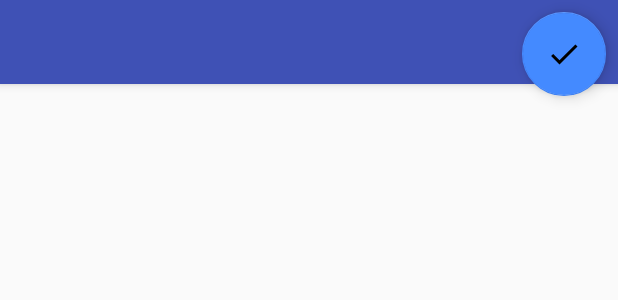
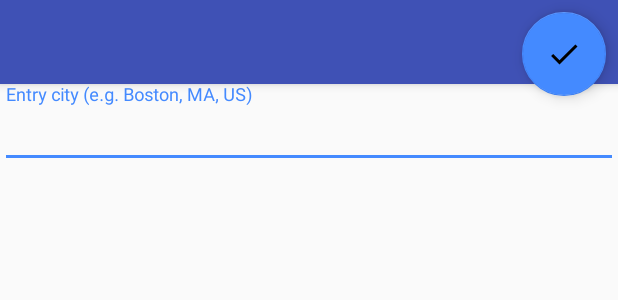
Before and after one commit to FishProgram/WeatherViewer, an Android app: the layout activity_main.xml on its own in the app's theme, with its tools: preview values and no code run, on a phone screen of 412 x 824 dp. Shown: the top 300 px of the screen. Run offline under Robolectric (Android 15) with nearby library versions, the light colour scheme and no system bars.

Commit message:
1.0 version

```diff
--- a/app/src/main/java/com/example/kirill/weatherviewer/Weather.java
+++ b/app/src/main/java/com/example/kirill/weatherviewer/Weather.java
@@ -23,8 +23,8 @@ public class Weather {
         numberFormat.setMaximumFractionDigits(0);
 
         this.dayOfWeek = convertTimeStampToDay(timeStamp);
-        this.minTemp = numberFormat.format(minTemp) + "\u00B0F";
-        this.maxTemp = numberFormat.format(maxTemp) + "\u00B0F";
+        this.minTemp = numberFormat.format(minTemp - 273) + "\u00B0C";
+        this.maxTemp = numberFormat.format(maxTemp -273) + "\u00B0C";
         this.humidity = NumberFormat.getPercentInstance().format(humidity / 100.0);
         this.description = description;
         this.iconUrl = "http://openweathermap.org/img/w/" + iconName + ".png";
--- a/app/src/main/res/layout/content_main.xml
+++ b/app/src/main/res/layout/content_main.xml
@@ -1,22 +1,33 @@
 <?xml version="1.0" encoding="utf-8"?>
-<LinearLayout xmlns:android="http://schemas.android.com/apk/res/android"
-    android:orientation="vertical" android:layout_width="match_parent"
-    android:layout_height="match_parent">
+<LinearLayout
+    xmlns:android="http://schemas.android.com/apk/res/android"
+    xmlns:tools="http://schemas.android.com/tools"
+    xmlns:app="http://schemas.android.com/apk/res-auto"
+    android:layout_width="match_parent"
+    android:layout_height="match_parent"
+    app:layout_behavior="@string/appbar_scrolling_view_behavior"
+    tools:showIn="@layout/activity_main"
+    tools:context=".MainActivity"
+    android:orientation="vertical">
 
     <android.support.design.widget.TextInputLayout
         android:layout_width="match_parent"
-        android:layout_height="wrap_content">
+        android:layout_height="wrap_content"
+        android:layout_gravity="fill_horizontal"
+        android:id="@+id/view">
 
-        <android.support.design.widget.TextInputEditText
-            android:id="@+id/locationEditText"
+        <EditText
             android:layout_width="match_parent"
             android:layout_height="wrap_content"
             android:hint="@string/hint_text"
-            android:singleLine="true" />
+            android:id="@+id/locationEditText"
+            android:singleLine="true"/>
+
     </android.support.design.widget.TextInputLayout>
 
     <ListView
         android:layout_width="match_parent"
         android:layout_height="0dp"
-        android:layout_weight="1" />
+        android:id="@+id/weatherListView"
+        android:layout_weight="1"/>
 </LinearLayout>
--- a/app/src/main/res/layout/list_item.xml
+++ b/app/src/main/res/layout/list_item.xml
@@ -9,7 +9,7 @@
         android:id="@+id/conditionImageView"
         android:layout_width="@dimen/image_side_length"
         android:layout_height="match_parent"
-        android:layout_weight="1"
+        android:layout_weight="0"
         android:contentDescription="@string/weather_condition_image"
         android:scaleType="fitCenter"
         app:srcCompat="@android:drawable/screen_background_light_transparent" />
--- a/app/src/main/res/values/colors.xml
+++ b/app/src/main/res/values/colors.xml
@@ -3,4 +3,6 @@
     <color name="colorPrimary">#3F51B5</color>
     <color name="colorPrimaryDark">#303F9F</color>
     <color name="colorAccent">#448AFF</color>
+    <item name="visible" type="id"/>
+    <item name="masked" type="id"/>
 </resources>
--- a/app/src/main/res/values/strings.xml
+++ b/app/src/main/res/values/strings.xml
@@ -2,7 +2,7 @@
     <string name="app_name">WeatherViewer</string>
     <string name="action_settings">Settings</string>
     <string name="api_key">fbbe73485aae70c91882744fc1085a31</string>
-    <string name="web_service_url">http://api.openweathermap.org/data/2.5/forecast/daily?q=</string>
+    <string name="web_service_url">http://api.openweathermap.org/data/2.5/forecast?q=</string>
     <string name="invalid_url">Invalid URL</string>
     <string name="weather_condition_image">A graphical representation of the weather conditions</string>
     <string name="high_temp">High: %s</string>
```
Also changed, not shown: app/src/main/java/com/example/kirill/weatherviewer/MainActivity.java (+129 -4 lines).
